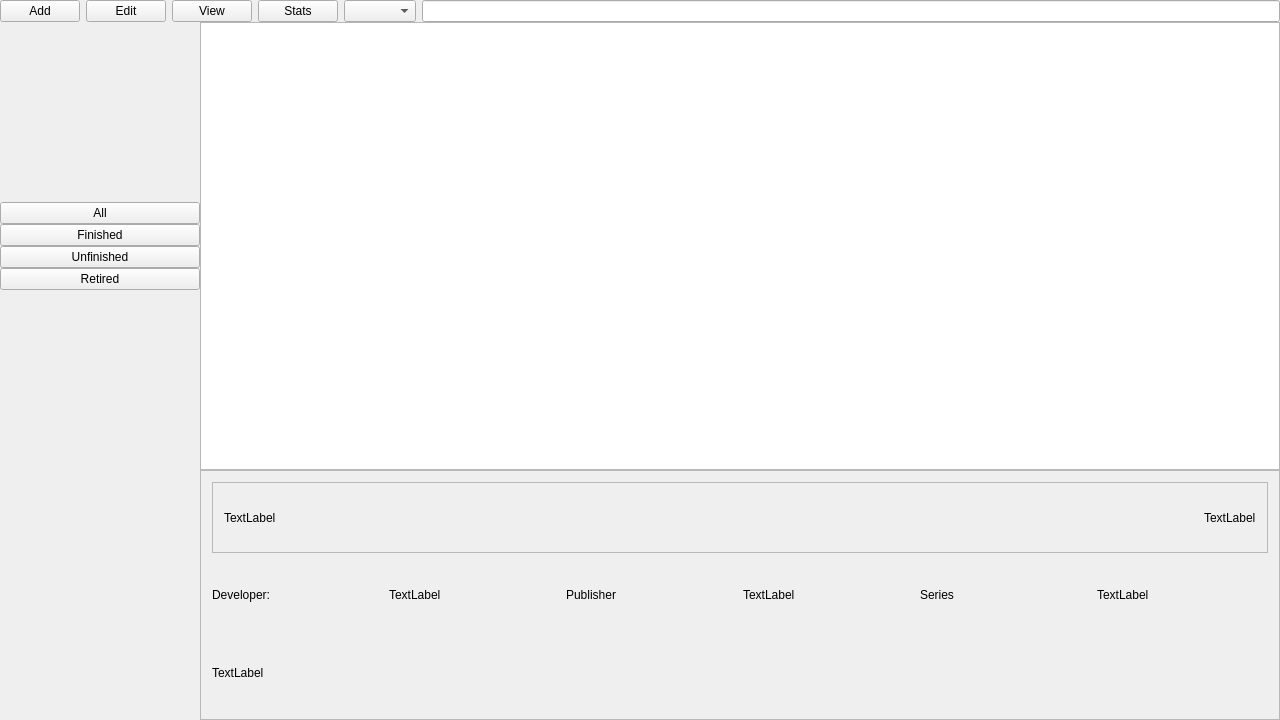
Zazkya/game-tracker-v2, file GameTrackerV2/mainwindow.ui: the form before one commit.
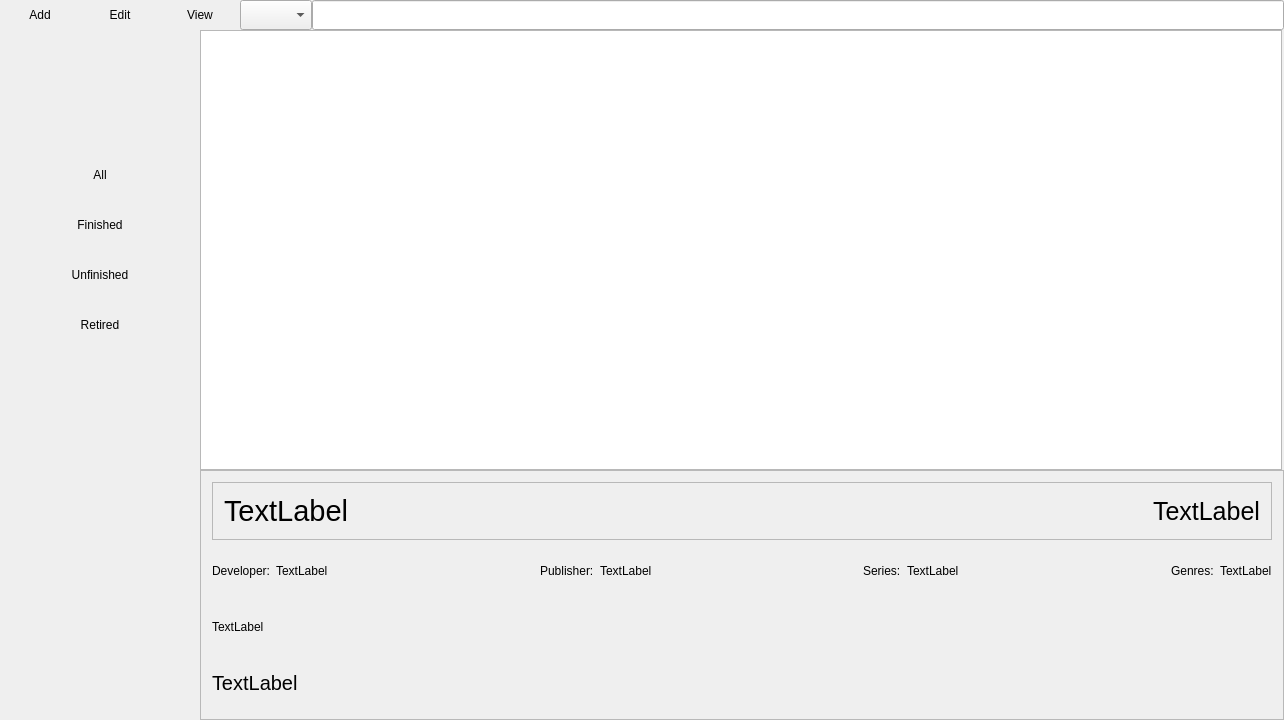
The form after the commit. Icons and pictures are not drawn.

```diff
--- a/GameTrackerV2/mainwindow.ui
+++ b/GameTrackerV2/mainwindow.ui
@@ -6,7 +6,7 @@
    <rect>
     <x>0</x>
     <y>0</y>
-    <width>1280</width>
+    <width>1284</width>
     <height>720</height>
    </rect>
   </property>
@@ -48,6 +48,9 @@
         </property>
         <widget class="QWidget" name="page_3">
          <layout class="QVBoxLayout" name="verticalLayout_3">
+          <property name="spacing">
+           <number>0</number>
+          </property>
           <property name="leftMargin">
            <number>0</number>
           </property>
@@ -61,7 +64,50 @@
            <number>0</number>
           </property>
           <item>
-           <widget class="QTableView" name="tableView"/>
+           <widget class="QTableView" name="tableView">
+            <property name="sizePolicy">
+             <sizepolicy hsizetype="Fixed" vsizetype="Expanding">
+              <horstretch>0</horstretch>
+              <verstretch>0</verstretch>
+             </sizepolicy>
+            </property>
+            <property name="minimumSize">
+             <size>
+              <width>1082</width>
+              <height>0</height>
+             </size>
+            </property>
+            <property name="autoFillBackground">
+             <bool>false</bool>
+            </property>
+            <property name="frameShadow">
+             <enum>QFrame::Plain</enum>
+            </property>
+            <property name="sizeAdjustPolicy">
+             <enum>QAbstractScrollArea::AdjustToContents</enum>
+            </property>
+            <property name="showGrid">
+             <bool>true</bool>
+            </property>
+            <property name="gridStyle">
+             <enum>Qt::DotLine</enum>
+            </property>
+            <property name="wordWrap">
+             <bool>true</bool>
+            </property>
+            <property name="cornerButtonEnabled">
+             <bool>false</bool>
+            </property>
+            <attribute name="horizontalHeaderVisible">
+             <bool>true</bool>
+            </attribute>
+            <attribute name="horizontalHeaderCascadingSectionResizes">
+             <bool>false</bool>
+            </attribute>
+            <attribute name="verticalHeaderVisible">
+             <bool>false</bool>
+            </attribute>
+           </widget>
           </item>
          </layout>
         </widget>
@@ -90,12 +136,12 @@
           <rect>
            <x>0</x>
            <y>0</y>
-           <width>1074</width>
+           <width>1078</width>
            <height>248</height>
           </rect>
          </property>
          <layout class="QGridLayout" name="gridLayout_2">
-          <item row="0" column="0" colspan="6">
+          <item row="0" column="0" colspan="11">
            <widget class="QFrame" name="frame">
             <property name="frameShape">
              <enum>QFrame::StyledPanel</enum>
@@ -106,6 +152,11 @@
             <layout class="QHBoxLayout" name="horizontalLayout_2">
              <item>
               <widget class="QLabel" name="titleLabel">
+               <property name="font">
+                <font>
+                 <pointsize>22</pointsize>
+                </font>
+               </property>
                <property name="text">
                 <string>TextLabel</string>
                </property>
@@ -133,58 +184,161 @@
              </item>
              <item>
               <widget class="QLabel" name="platformLabel">
+               <property name="font">
+                <font>
+                 <pointsize>19</pointsize>
+                </font>
+               </property>
                <property name="text">
                 <string>TextLabel</string>
                </property>
+               <property name="alignment">
+                <set>Qt::AlignJustify|Qt::AlignVCenter</set>
+               </property>
               </widget>
              </item>
             </layout>
            </widget>
           </item>
+          <item row="1" column="1">
+           <widget class="QLabel" name="devLabel">
+            <property name="text">
+             <string>TextLabel</string>
+            </property>
+           </widget>
+          </item>
           <item row="1" column="0">
            <widget class="QLabel" name="label_2">
+            <property name="sizePolicy">
+             <sizepolicy hsizetype="Minimum" vsizetype="Minimum">
+              <horstretch>0</horstretch>
+              <verstretch>0</verstretch>
+             </sizepolicy>
+            </property>
+            <property name="minimumSize">
+             <size>
+              <width>50</width>
+              <height>0</height>
+             </size>
+            </property>
             <property name="text">
              <string>Developer:</string>
             </property>
            </widget>
           </item>
-          <item row="1" column="1">
-           <widget class="QLabel" name="devLabel">
-            <property name="text">
-             <string>TextLabel</string>
-            </property>
-           </widget>
-          </item>
-          <item row="1" column="2">
-           <widget class="QLabel" name="label_5">
-            <property name="text">
-             <string>Publisher</string>
-            </property>
-           </widget>
-          </item>
-          <item row="1" column="3">
-           <widget class="QLabel" name="publisherLabel">
-            <property name="text">
-             <string>TextLabel</string>
-            </property>
-           </widget>
-          </item>
           <item row="1" column="4">
+           <widget class="QLabel" name="publisherLabel">
+            <property name="text">
+             <string>TextLabel</string>
+            </property>
+           </widget>
+          </item>
+          <item row="1" column="3">
+           <widget class="QLabel" name="label_5">
+            <property name="text">
+             <string>Publisher:</string>
+            </property>
+           </widget>
+          </item>
+          <item row="1" column="6">
            <widget class="QLabel" name="label_8">
             <property name="text">
-             <string>Series</string>
+             <string>Series:</string>
             </property>
            </widget>
           </item>
-          <item row="1" column="5">
+          <item row="1" column="7">
            <widget class="QLabel" name="seriesLabel">
             <property name="text">
              <string>TextLabel</string>
             </property>
            </widget>
           </item>
-          <item row="2" column="0" colspan="6">
+          <item row="1" column="10">
+           <widget class="QLabel" name="genreLabel">
+            <property name="text">
+             <string>TextLabel</string>
+            </property>
+           </widget>
+          </item>
+          <item row="1" column="9">
+           <widget class="QLabel" name="label_4">
+            <property name="text">
+             <string>Genres:</string>
+            </property>
+           </widget>
+          </item>
+          <item row="3" column="0" colspan="10">
            <widget class="QLabel" name="descriptionLabel">
+            <property name="sizePolicy">
+             <sizepolicy hsizetype="Maximum" vsizetype="Preferred">
+              <horstretch>0</horstretch>
+              <verstretch>0</verstretch>
+             </sizepolicy>
+            </property>
+            <property name="maximumSize">
+             <size>
+              <width>1056</width>
+              <height>16777215</height>
+             </size>
+            </property>
+            <property name="font">
+             <font>
+              <pointsize>15</pointsize>
+             </font>
+            </property>
+            <property name="layoutDirection">
+             <enum>Qt::RightToLeft</enum>
+            </property>
+            <property name="text">
+             <string>TextLabel</string>
+            </property>
+            <property name="wordWrap">
+             <bool>true</bool>
+            </property>
+           </widget>
+          </item>
+          <item row="1" column="5">
+           <spacer name="horizontalSpacer_3">
+            <property name="orientation">
+             <enum>Qt::Horizontal</enum>
+            </property>
+            <property name="sizeHint" stdset="0">
+             <size>
+              <width>40</width>
+              <height>20</height>
+             </size>
+            </property>
+           </spacer>
+          </item>
+          <item row="1" column="2">
+           <spacer name="horizontalSpacer_2">
+            <property name="orientation">
+             <enum>Qt::Horizontal</enum>
+            </property>
+            <property name="sizeHint" stdset="0">
+             <size>
+              <width>40</width>
+              <height>20</height>
+             </size>
+            </property>
+           </spacer>
+          </item>
+          <item row="1" column="8">
+           <spacer name="horizontalSpacer_4">
+            <property name="orientation">
+             <enum>Qt::Horizontal</enum>
+            </property>
+            <property name="sizeHint" stdset="0">
+             <size>
+              <width>40</width>
+              <height>20</height>
+             </size>
+            </property>
+           </spacer>
+          </item>
+          <item row="2" column="0" colspan="6">
+           <widget class="QLabel" name="deckLabel">
             <property name="text">
              <string>TextLabel</string>
             </property>
@@ -198,39 +352,88 @@
     </item>
     <item row="0" column="0" colspan="2">
      <layout class="QHBoxLayout" name="horizontalLayout">
+      <property name="spacing">
+       <number>0</number>
+      </property>
       <item>
        <widget class="QPushButton" name="addButton">
+        <property name="sizePolicy">
+         <sizepolicy hsizetype="Minimum" vsizetype="Minimum">
+          <horstretch>0</horstretch>
+          <verstretch>0</verstretch>
+         </sizepolicy>
+        </property>
+        <property name="minimumSize">
+         <size>
+          <width>0</width>
+          <height>30</height>
+         </size>
+        </property>
         <property name="text">
          <string>Add</string>
         </property>
+        <property name="flat">
+         <bool>true</bool>
+        </property>
        </widget>
       </item>
       <item>
        <widget class="QPushButton" name="editButton">
+        <property name="minimumSize">
+         <size>
+          <width>0</width>
+          <height>30</height>
+         </size>
+        </property>
         <property name="text">
          <string>Edit</string>
         </property>
+        <property name="flat">
+         <bool>true</bool>
+        </property>
        </widget>
       </item>
       <item>
        <widget class="QPushButton" name="viewButton">
+        <property name="minimumSize">
+         <size>
+          <width>0</width>
+          <height>30</height>
+         </size>
+        </property>
         <property name="text">
          <string>View</string>
         </property>
+        <property name="flat">
+         <bool>true</bool>
+        </property>
        </widget>
       </item>
       <item>
-       <widget class="QPushButton" name="statsButton">
-        <property name="text">
-         <string>Stats</string>
+       <widget class="QComboBox" name="platformFilter">
+        <property name="minimumSize">
+         <size>
+          <width>0</width>
+          <height>30</height>
+         </size>
         </property>
+        <property name="frame">
+         <bool>true</bool>
+        </property>
        </widget>
       </item>
       <item>
-       <widget class="QComboBox" name="platformFilter"/>
-      </item>
-      <item>
-       <widget class="QLineEdit" name="lineEdit"/>
+       <widget class="QLineEdit" name="lineEdit">
+        <property name="minimumSize">
+         <size>
+          <width>0</width>
+          <height>30</height>
+         </size>
+        </property>
+        <property name="clearButtonEnabled">
+         <bool>true</bool>
+        </property>
+       </widget>
       </item>
      </layout>
     </item>
@@ -257,30 +460,72 @@
       </item>
       <item>
        <widget class="QPushButton" name="allButton">
+        <property name="sizePolicy">
+         <sizepolicy hsizetype="Minimum" vsizetype="Minimum">
+          <horstretch>0</horstretch>
+          <verstretch>0</verstretch>
+         </sizepolicy>
+        </property>
+        <property name="minimumSize">
+         <size>
+          <width>0</width>
+          <height>50</height>
+         </size>
+        </property>
         <property name="text">
          <string>All</string>
         </property>
+        <property name="flat">
+         <bool>true</bool>
+        </property>
        </widget>
       </item>
       <item>
        <widget class="QPushButton" name="finishedButton">
+        <property name="minimumSize">
+         <size>
+          <width>0</width>
+          <height>50</height>
+         </size>
+        </property>
         <property name="text">
          <string>Finished</string>
         </property>
+        <property name="flat">
+         <bool>true</bool>
+        </property>
        </widget>
       </item>
       <item>
        <widget class="QPushButton" name="unfinishedButton">
+        <property name="minimumSize">
+         <size>
+          <width>0</width>
+          <height>50</height>
+         </size>
+        </property>
         <property name="text">
          <string>Unfinished</string>
         </property>
+        <property name="flat">
+         <bool>true</bool>
+        </property>
        </widget>
       </item>
       <item>
        <widget class="QPushButton" name="retiredButton">
+        <property name="minimumSize">
+         <size>
+          <width>0</width>
+          <height>50</height>
+         </size>
+        </property>
         <property name="text">
          <string>Retired</string>
         </property>
+        <property name="flat">
+         <bool>true</bool>
+        </property>
        </widget>
       </item>
       <item>
```
